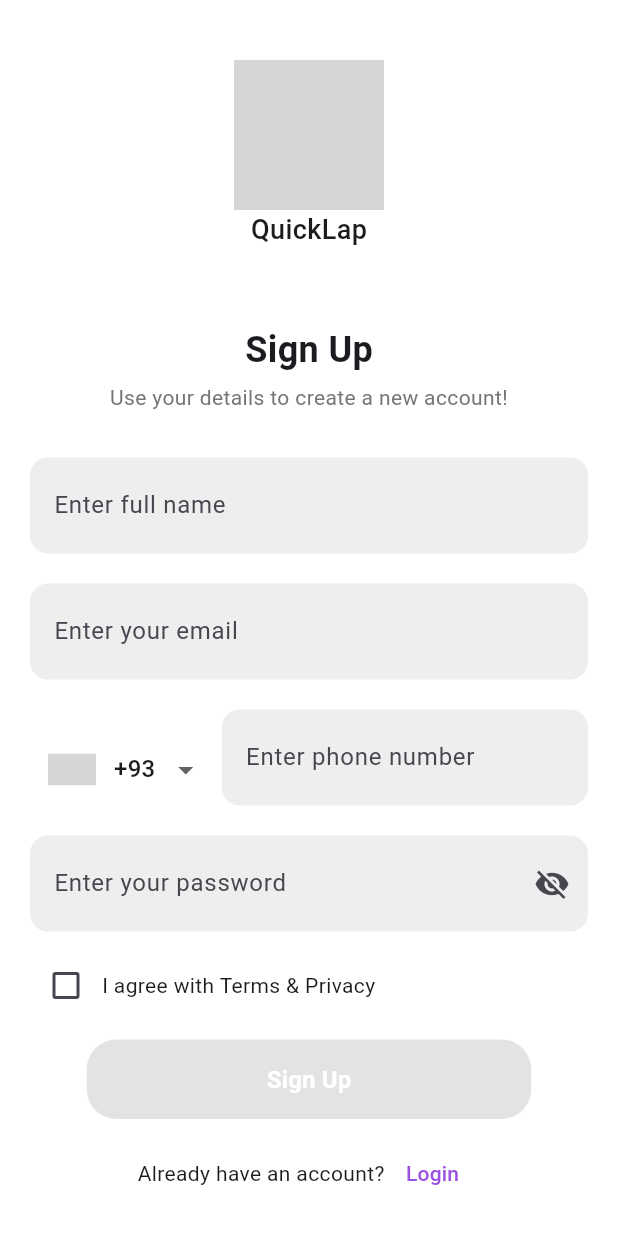
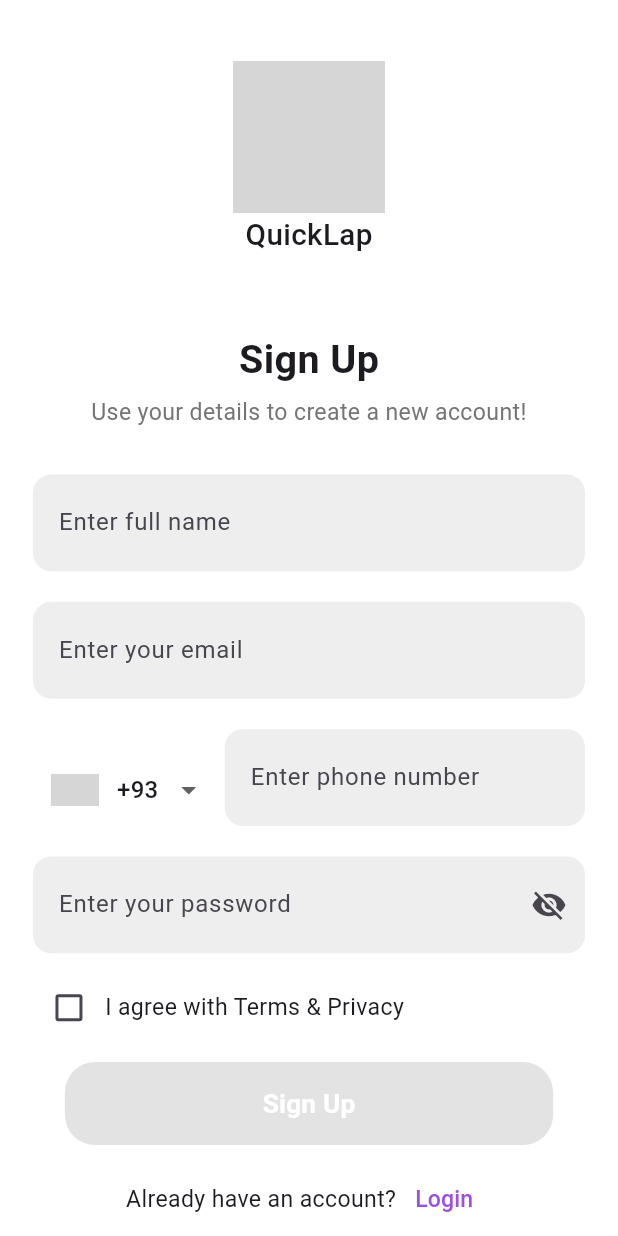
Before and after one commit to AbdulrahmanAshraf-dev/QuickLabApp-project, a Flutter app: the screen it shows after launch, on a phone screen of 412 x 824 dp. Run offline on Flutter 3.47's test engine with Material 3 defaults, Android fonts, the phone set to English and light mode, and no system bars; drawn by our look-alikes of intl_phone_number_input; our stand-ins replace firebase_core, flutter_screenutil; accounts and stored records are empty; grey boxes are pictures that could not be loaded.

Commit message:
response screens

```diff
--- a/lib/main.dart
+++ b/lib/main.dart
@@ -1,21 +1,21 @@
-import 'package:firebase_core/firebase_core.dart';
 import 'package:flutter/material.dart';
+import 'package:flutter_screenutil/flutter_screenutil.dart';
 import 'package:quicklab/signup/signup_page.dart';
-
 import 'login/login_page.dart';
 
-void main() async{
-  WidgetsFlutterBinding.ensureInitialized();
-  await Firebase.initializeApp();
-  runApp(const MyApp());
+
+void main() {
+  runApp(MyApp());
 }
 
 class MyApp extends StatelessWidget {
-  const MyApp({super.key});
-
-  // This widget is the root of your application.
   @override
   Widget build(BuildContext context) {
+    return ScreenUtilInit(
+      designSize: Size(375, 812), // Base size for responsive design
+      minTextAdapt: true, // Ensures text adapts to screen size
+      splitScreenMode: true, // Ensures it works for split screen
+      builder: (context, child) {
         return MaterialApp(
           debugShowCheckedModeBanner: false,
           initialRoute: '/signup',
@@ -24,5 +24,7 @@ class MyApp extends StatelessWidget {
             '/signup': (context) => SignUpScreen(),
           },
         );
+      },
+    );
   }
 }
--- a/lib/signup/signup_page.dart
+++ b/lib/signup/signup_page.dart
@@ -1,6 +1,6 @@
 import 'package:flutter/material.dart';
 import 'package:intl_phone_number_input/intl_phone_number_input.dart';
-import '../login/login_page.dart';
+import 'package:flutter_screenutil/flutter_screenutil.dart';
 
 class SignUpScreen extends StatefulWidget {
   @override
@@ -16,36 +16,37 @@ class _SignUpScreenState extends State<SignUpScreen> {
     super.initState();
   }
 
-
-
   @override
   Widget build(BuildContext context) {
+    // Initialize ScreenUtil in the build method
+    ScreenUtil.init(context, designSize: const Size(375, 812));
+
     return Scaffold(
       backgroundColor: Colors.white,
       body: SingleChildScrollView(
         child: Padding(
-          padding: const EdgeInsets.symmetric(horizontal: 20, vertical: 40),
+          padding: EdgeInsets.symmetric(horizontal: 20.w, vertical: 40.h),
           child: Column(
             crossAxisAlignment: CrossAxisAlignment.center,
             children: [
               _buildLogo(),
-              SizedBox(height: 50),
+              SizedBox(height: 50.h),
               _buildTitle(),
-              SizedBox(height: 5),
+              SizedBox(height: 5.h),
               _buildSubtitle(),
-              SizedBox(height: 30),
+              SizedBox(height: 30.h),
               _buildTextField('Enter full name', false),
-              SizedBox(height: 20),
+              SizedBox(height: 20.h),
               _buildTextField('Enter your email', false),
-              SizedBox(height: 20),
+              SizedBox(height: 20.h),
               _buildPhoneNumberField(),
-              SizedBox(height: 20),
+              SizedBox(height: 20.h),
               _buildTextField('Enter your password', true),
-              SizedBox(height: 12),
+              SizedBox(height: 12.h),
               _buildTermsCheckbox(),
-              SizedBox(height: 12),
+              SizedBox(height: 12.h),
               _buildSignUpButton(),
-              SizedBox(height: 12),
+              SizedBox(height: 12.h),
               _buildLoginText(context),
             ],
           ),
@@ -59,11 +60,11 @@ class _SignUpScreenState extends State<SignUpScreen> {
       children: [
         Image.asset(
           'assets/images/lap.png', // Ensure this path is correct
-          height: 100,
+          height: 100.h,
         ),
         Text(
           'QuickLap',
-          style: TextStyle(fontSize: 18, fontWeight: FontWeight.w500),
+          style: TextStyle(fontSize: 18.sp, fontWeight: FontWeight.w500),
         ),
       ],
     );
@@ -72,14 +73,14 @@ class _SignUpScreenState extends State<SignUpScreen> {
   Widget _buildTitle() {
     return Text(
       'Sign Up',
-      style: TextStyle(fontSize: 24, fontWeight: FontWeight.bold),
+      style: TextStyle(fontSize: 24.sp, fontWeight: FontWeight.bold),
     );
   }
 
   Widget _buildSubtitle() {
     return Text(
       'Use your details to create a new account!',
-      style: TextStyle(color: Colors.grey[600], fontSize: 14),
+      style: TextStyle(color: Colors.grey[600], fontSize: 14.sp),
       textAlign: TextAlign.center,
     );
   }
@@ -92,10 +93,10 @@ class _SignUpScreenState extends State<SignUpScreen> {
         filled: true,
         fillColor: Colors.grey[200],
         border: OutlineInputBorder(
-          borderRadius: BorderRadius.circular(12),
+          borderRadius: BorderRadius.circular(12.r),
           borderSide: BorderSide.none,
         ),
-        contentPadding: EdgeInsets.symmetric(vertical: 20, horizontal: 12),
+        contentPadding: EdgeInsets.symmetric(vertical: 20.h, horizontal: 12.w),
         suffixIcon: isPassword ? Icon(Icons.visibility_off) : null,
       ),
     );
@@ -125,10 +126,10 @@ class _SignUpScreenState extends State<SignUpScreen> {
         filled: true,
         fillColor: Colors.grey[200],
         border: OutlineInputBorder(
-          borderRadius: BorderRadius.circular(12),
+          borderRadius: BorderRadius.circular(12.r),
           borderSide: BorderSide.none,
         ),
-        contentPadding: EdgeInsets.symmetric(vertical: 20, horizontal: 12),
+        contentPadding: EdgeInsets.symmetric(vertical: 20.h, horizontal: 12.w),
       ),
     );
   }
@@ -149,7 +150,7 @@ class _SignUpScreenState extends State<SignUpScreen> {
         Expanded(
           child: Text(
             'I agree with Terms & Privacy',
-            style: TextStyle(fontSize: 14),
+            style: TextStyle(fontSize: 14.sp),
           ),
         ),
       ],
@@ -161,16 +162,16 @@ class _SignUpScreenState extends State<SignUpScreen> {
       onPressed: _isChecked ? () {} : null, // Disable if checkbox is not checked
       style: ElevatedButton.styleFrom(
         backgroundColor: Color(0xFF6C5DD3),
-        padding: EdgeInsets.symmetric(vertical: 15, horizontal: 120),
+        padding: EdgeInsets.symmetric(vertical: 15.h, horizontal: 120.w),
         shape: RoundedRectangleBorder(
-          borderRadius: BorderRadius.circular(20),
+          borderRadius: BorderRadius.circular(20.r),
         ),
       ),
       child: Text(
         'Sign Up',
         style: TextStyle(
           color: Colors.white,
-          fontSize: 16,
+          fontSize: 16.sp,
           fontWeight: FontWeight.bold,
         ),
       ),
@@ -181,12 +182,12 @@ class _SignUpScreenState extends State<SignUpScreen> {
     return Row(
       mainAxisAlignment: MainAxisAlignment.center,
       children: [
-        Text('Already have an account?', style: TextStyle(fontSize: 14)),
+        Text('Already have an account?', style: TextStyle(fontSize: 14.sp)),
         TextButton(
           onPressed: () {
             Navigator.pushNamed(context, '/login'); // Navigate to Login Page
           },
-          child: Text('Login', style: TextStyle(fontSize: 14, color: Color(0xFF9B51E0))),
+          child: Text('Login', style: TextStyle(fontSize: 14.sp, color: Color(0xFF9B51E0))),
         ),
       ],
     );
```
Also changed, not shown: lib/login/login_page.dart (+37 -36 lines), assets/images/apple.png (renamed from assets/image/apple.png), assets/images/facebook.png (renamed from assets/image/facebook.png), assets/images/google.png (renamed from assets/image/google.png), assets/images/lap.png (renamed from assets/image/lap.png), 1 other file. Lines whose indentation alone changed are shown as unchanged.
